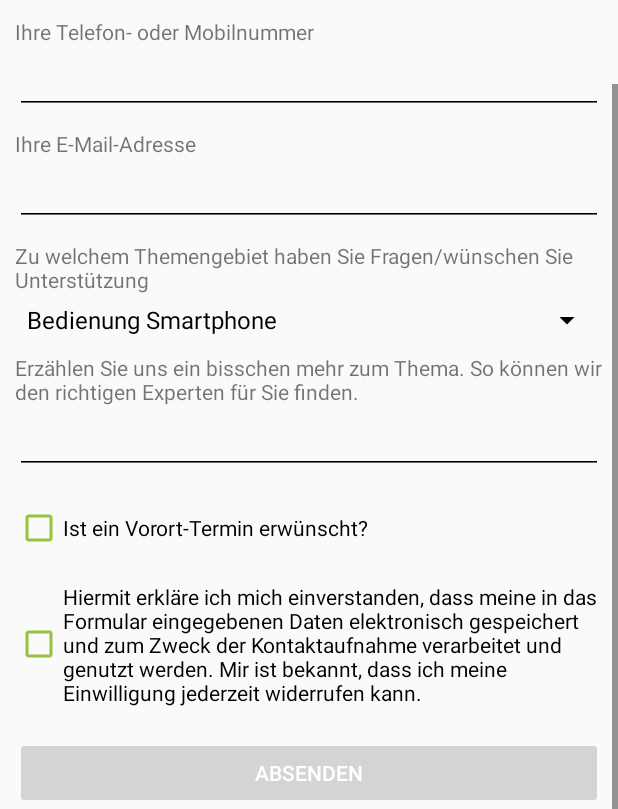
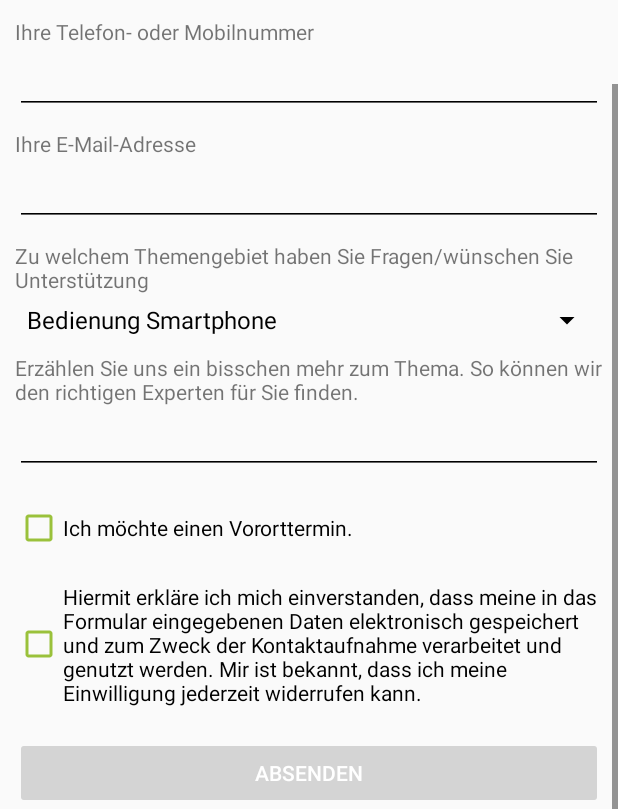
Before and after one commit to lindlar-verbindet/DingensKirchen-Android, an Android app: the DigitalActivity screen opened directly, with no data from a screen before it, scrolled down 452 dp, on a phone screen of 412 x 824 dp, the part 427-1236 px from its top. Run offline under Robolectric (Android 15) with nearby library versions, the phone set to English and light mode, and no system bars.

Commit message:
Changed content for "Vororttermin"

```diff
--- a/app/src/main/res/values/strings.xml
+++ b/app/src/main/res/values/strings.xml
@@ -32,7 +32,7 @@
     <string name="form_address">Ihre Anschrift</string>
     <string name="form_topic_other">Nicht dabei? Wobei können wir helfen?</string>
     <string name="form_detail_topic">Erzählen Sie uns ein bisschen mehr zum Thema. So können wir den richtigen Experten für Sie finden.</string>
-    <string name="form_home_order">Ist ein Vorort-Termin erwünscht?</string>
+    <string name="form_home_order">Ich möchte einen Vororttermin.</string>
     <string name="form_optional_stuff">Optionale Angaben zu Ihrer Anfrage</string>
     <string name="help_topic_prompt_digital">Zu welchem Themengebiet haben Sie Fragen/wünschen Sie Unterstützung</string>
     <string name="form_topic_prompt_neighbour">Zu welcher Tätigkeit wünschen Sie zukünftig Unterstützung?</string>
```
